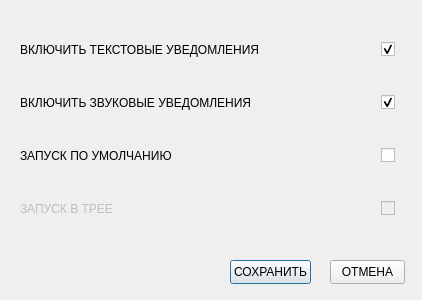
First picture: the form in settings.ui, repository 43343/DeadlineList, before the edit.
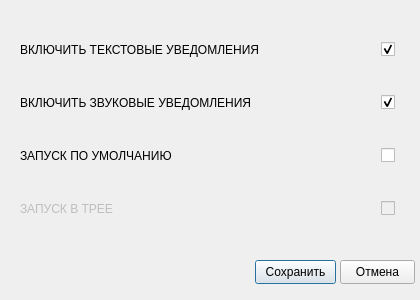
Second picture: the form after the edit.

Diff of the .ui file:
```diff
--- a/settings.ui
+++ b/settings.ui
@@ -6,19 +6,19 @@
    <rect>
     <x>0</x>
     <y>0</y>
-    <width>422</width>
+    <width>420</width>
     <height>300</height>
    </rect>
   </property>
   <property name="minimumSize">
    <size>
-    <width>422</width>
+    <width>420</width>
     <height>300</height>
    </size>
   </property>
   <property name="maximumSize">
    <size>
-    <width>422</width>
+    <width>420</width>
     <height>300</height>
    </size>
   </property>
@@ -175,27 +175,27 @@
   <widget class="QPushButton" name="saveButton">
    <property name="geometry">
     <rect>
-     <x>230</x>
+     <x>255</x>
      <y>260</y>
      <width>81</width>
      <height>24</height>
     </rect>
    </property>
    <property name="text">
-    <string>СОХРАНИТЬ</string>
+    <string>Сохранить</string>
    </property>
   </widget>
   <widget class="QPushButton" name="cancelButton">
    <property name="geometry">
     <rect>
-     <x>330</x>
+     <x>340</x>
      <y>260</y>
      <width>75</width>
      <height>24</height>
     </rect>
    </property>
    <property name="text">
-    <string>ОТМЕНА</string>
+    <string>Отмена</string>
    </property>
   </widget>
  </widget>
```
Left out of the diff: 1 changed line with no effect on the pictures.
